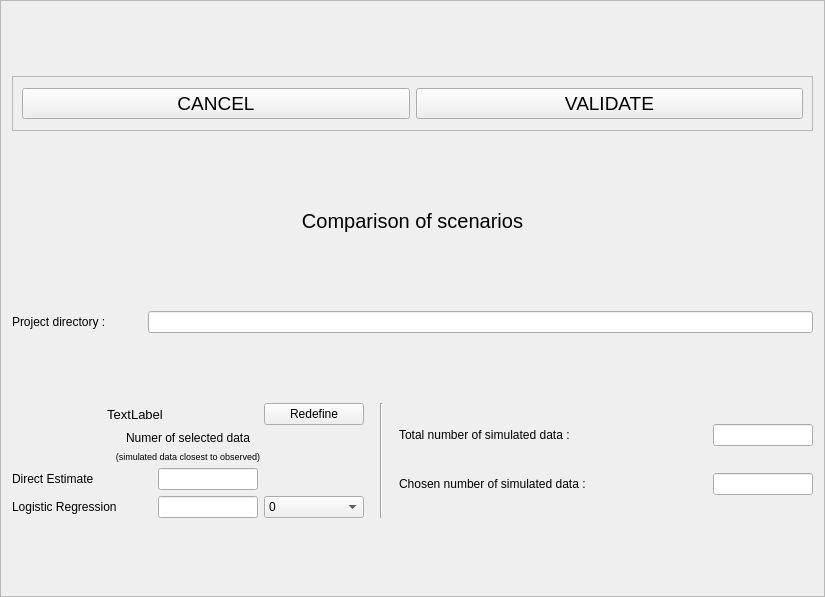
Old version of the form python_interface/uis/comparison.ui in the repository cbgp/diyabc.
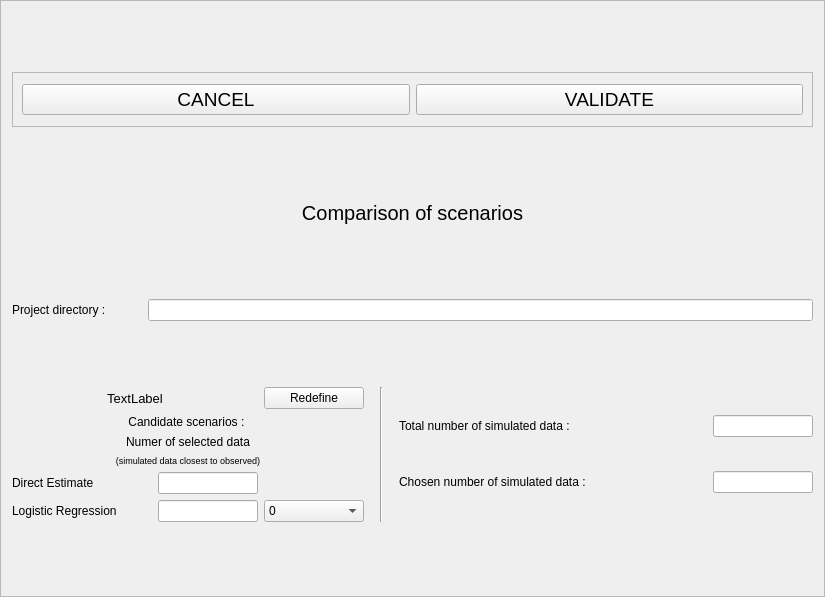
New version of the form.

Commit message: class Analysis OK

Patch:
```diff
--- a/python_interface/uis/comparison.ui
+++ b/python_interface/uis/comparison.ui
@@ -200,6 +200,16 @@
          </item>
         </layout>
        </item>
+       <item>
+        <widget class="QLabel" name="candidateLabel">
+         <property name="text">
+          <string>Candidate scenarios : </string>
+         </property>
+         <property name="alignment">
+          <set>Qt::AlignCenter</set>
+         </property>
+        </widget>
+       </item>
        <item>
         <widget class="QLabel" name="label_2">
          <property name="text">
```
The commit also changes 9 other files.
